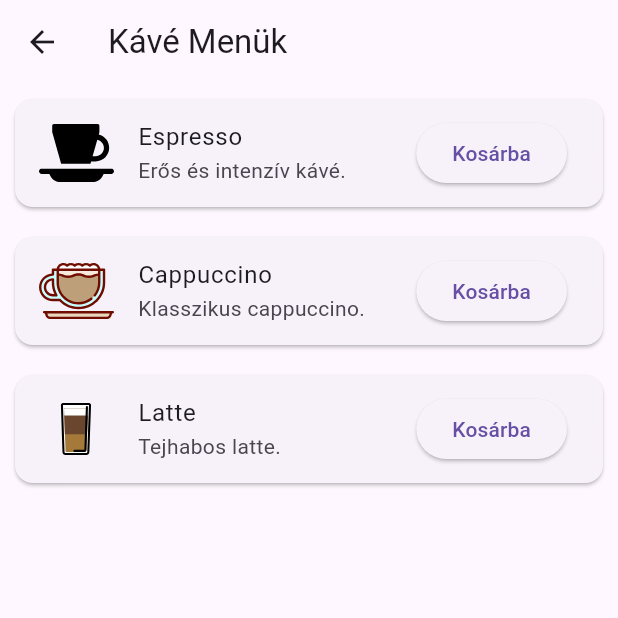
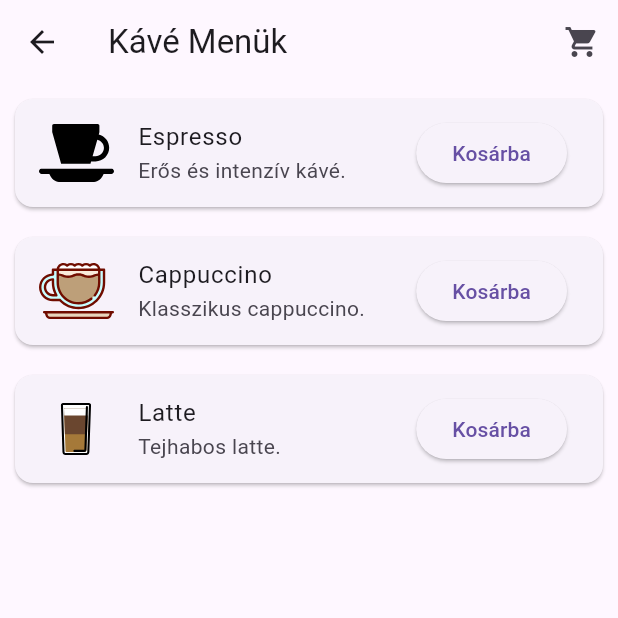
Before and after one commit to dajkagabi/flutter_coffee_shop_2025, a Flutter app: the MenuScreen screen opened directly, on a phone screen of 412 x 824 dp, the top half of it. Run offline on Flutter 3.47's test engine with Material 3 defaults, Android fonts, the phone set to English and light mode, and no system bars; our stand-ins replace flutter_svg.

Commit message:
egyik kosár

```diff
--- a/lib/main.dart
+++ b/lib/main.dart
@@ -1,7 +1,7 @@
 import 'package:flutter/material.dart';
 import 'package:flutter_coffee_shop_2025/screens/home_screen.dart';
 import 'package:provider/provider.dart';
-import 'screens/menu_screen.dart';
+
 import 'screens/cart_screen.dart';
 import 'services/cart_service.dart';
 
--- a/lib/screens/menu_screen.dart
+++ b/lib/screens/menu_screen.dart
@@ -3,6 +3,7 @@ import 'package:provider/provider.dart';
 import '../models/coffee.dart';
 import '../services/cart_service.dart';
 import 'package:flutter_svg/flutter_svg.dart';
+import 'cart_screen.dart'; // Importáld a CartScreen-t
 
 class MenuScreen extends StatelessWidget {
   final List<Coffee> coffees = [
@@ -33,7 +34,20 @@ class MenuScreen extends StatelessWidget {
     var cart = Provider.of<CartService>(context, listen: false);
 
     return Scaffold(
-      appBar: AppBar(title: const Text('Kávé Menük')),
+      appBar: AppBar(
+        title: const Text('Kávé Menük'),
+        actions: [
+          IconButton(
+            icon: const Icon(Icons.shopping_cart),
+            onPressed: () {
+              Navigator.push(
+                context,
+                MaterialPageRoute(builder: (context) => const CartScreen()),
+              );
+            },
+          ),
+        ],
+      ),
       body: ListView.builder(
         itemCount: coffees.length,
         itemBuilder: (ctx, index) {
```
